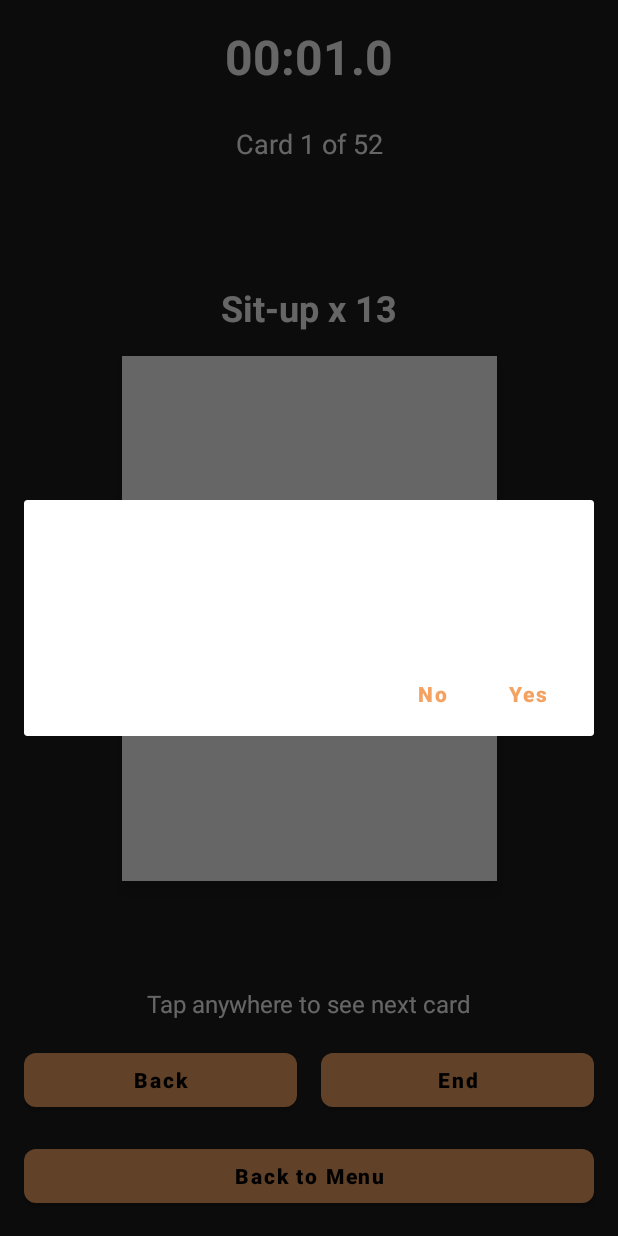
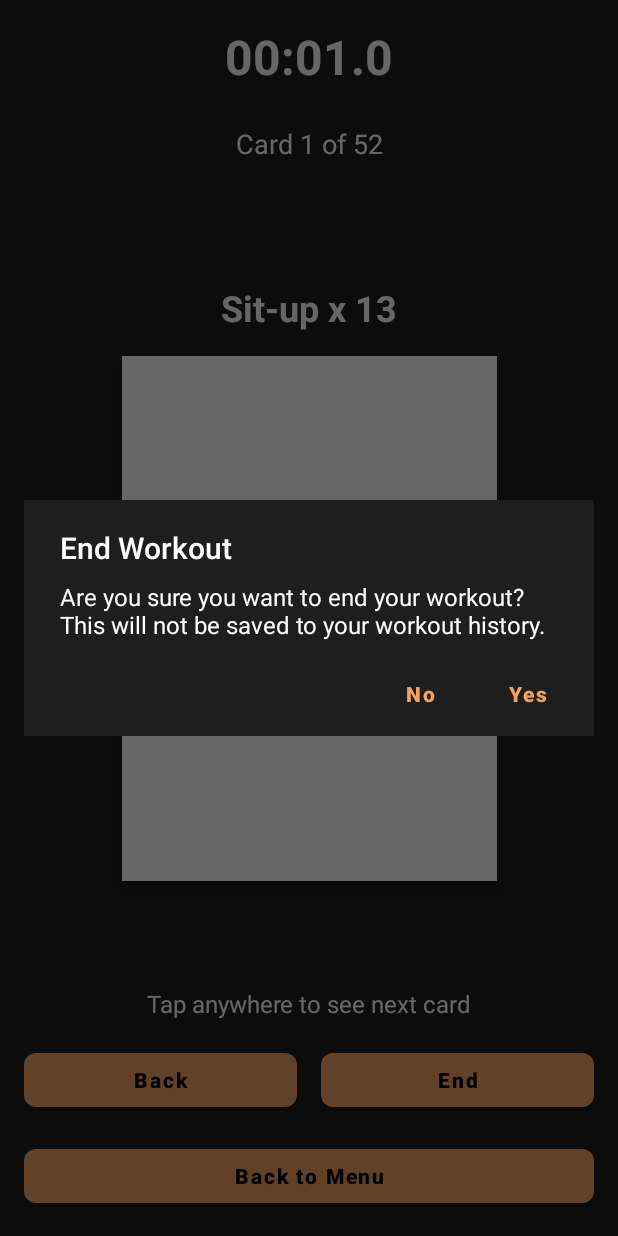
Before and after one commit to gooseyirl/gotch-bible-app, an Android app: the screen it shows after launch (MainActivity), after a tap on "End", on a phone screen of 412 x 824 dp. Run offline under Robolectric (Android 15) with nearby library versions, the phone set to English and light mode, and no system bars; libraries missing offline, so code that uses them is left out: nl.dionsegijn.konfetti; plain views replace KonfettiView; 1 statement that could not run was skipped; 1 other tap on this screen came first.

Commit message:
Fix dialog theme to match dark app theme
Added custom dark dialog theme:
- Dark background for all dialogs
- White text for titles and messages
- Orange accent color for dialog buttons
- Consistent with overall app dark theme
- Fixes unreadable white-on-white text issue

🤖 Generated with [Claude Code](https://claude.com/claude-code)

Co-Authored-By: Claude <noreply@anthropic.com>

```diff
--- a/app/src/main/res/values/themes.xml
+++ b/app/src/main/res/values/themes.xml
@@ -21,6 +21,8 @@
         <item name="editTextColor">@color/text_primary</item>
         <!-- Button style -->
         <item name="materialButtonStyle">@style/Widget.App.Button</item>
+        <!-- Dialog theme -->
+        <item name="alertDialogTheme">@style/Theme.App.Dialog</item>
     </style>
 
     <!-- Custom button style matching screenshot -->
@@ -31,4 +33,22 @@
         <item name="android:textStyle">bold</item>
         <item name="cornerRadius">8dp</item>
     </style>
+
+    <!-- Dark dialog theme -->
+    <style name="Theme.App.Dialog" parent="ThemeOverlay.MaterialComponents.Dialog.Alert">
+        <item name="colorPrimary">@color/orange_accent</item>
+        <item name="colorSecondary">@color/orange_accent</item>
+        <item name="android:background">@color/dark_background</item>
+        <item name="backgroundTint">@color/dark_background</item>
+        <item name="android:textColorPrimary">@color/text_primary</item>
+        <item name="android:textColorSecondary">@color/text_primary</item>
+        <item name="buttonBarPositiveButtonStyle">@style/Widget.App.Button.Dialog</item>
+        <item name="buttonBarNegativeButtonStyle">@style/Widget.App.Button.Dialog</item>
+    </style>
+
+    <!-- Dialog button style -->
+    <style name="Widget.App.Button.Dialog" parent="Widget.MaterialComponents.Button.TextButton.Dialog">
+        <item name="android:textColor">@color/orange_accent</item>
+        <item name="android:textAllCaps">false</item>
+    </style>
 </resources>
```
